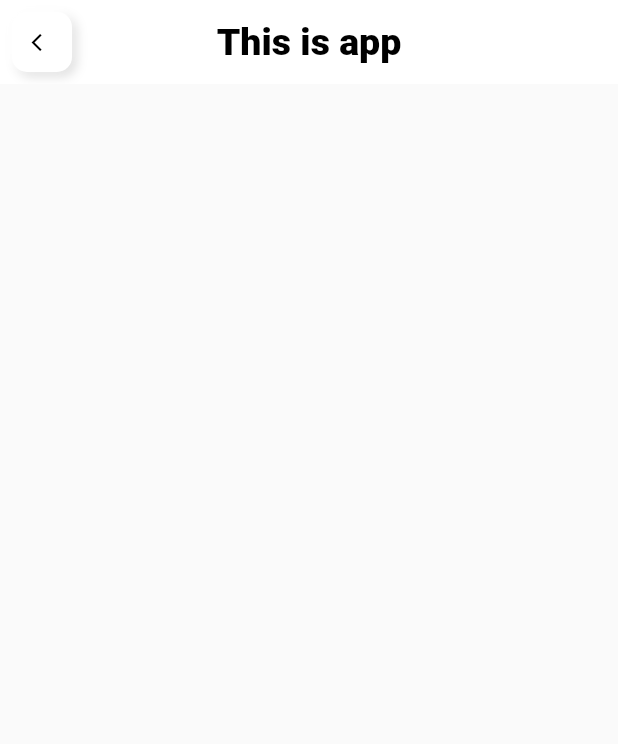
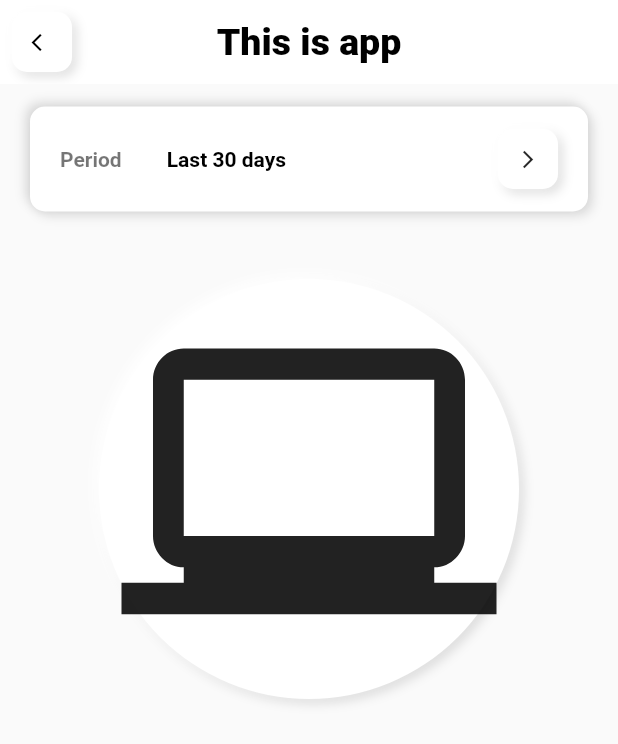
Before and after one commit to AnkushCodes/NeomorphicPractice, a Flutter app: the screen it shows after launch, on a phone screen of 412 x 824 dp. Shown: the top 744 px of the screen. Run offline on Flutter 3.47's test engine with Material 2 defaults, Android fonts, the phone set to English and light mode, and no system bars.

Commit message:
added design

```diff
--- a/lib/main.dart
+++ b/lib/main.dart
@@ -14,7 +14,22 @@ class _HomeState extends State<Home> {
       theme: ThemeData(
         appBarTheme: AppBarTheme(color: Colors.white)
       ),
-      home: Scaffold(
+      home: Design(),
+
+
+    );
+
+  }
+}
+
+class Design extends StatelessWidget {
+  const Design({
+    Key key,
+  }) : super(key: key);
+
+  @override
+  Widget build(BuildContext context) {
+    return Scaffold(
 
       appBar: AppBar(leading:Column(
         mainAxisAlignment: MainAxisAlignment.center,
@@ -56,11 +71,127 @@ class _HomeState extends State<Home> {
         fontWeight:FontWeight.w900)
         ),
         ),
+    body: ListView(
+      padding: EdgeInsets.symmetric(horizontal:20),
+      children: <Widget>[
+        Container(
+          height:100,
+          child:Column(
+            mainAxisAlignment: MainAxisAlignment.center,
+            crossAxisAlignment: CrossAxisAlignment.center,
+            children: <Widget>[
+              Container(
+                height:70,
+                width:MediaQuery.of(context).size.width,
+                decoration:BoxDecoration(
+                  borderRadius: BorderRadius.circular(10),
+                  color: Colors.white,
+                  boxShadow:[
+                    BoxShadow(
+                      offset:Offset(3,3),
+                      color:Colors.black12,
+                      blurRadius:5
+                    ),
+                  BoxShadow(
+                      offset:Offset(-3,-3),
+                      color:Colors.black12,
+                      blurRadius:5
+                    ),
+                  ]
+                ),
+                child: Padding(
+                  padding: EdgeInsets.symmetric(horizontal:20),
+                  child: Row(
+                    crossAxisAlignment: CrossAxisAlignment.center,
+                    mainAxisAlignment: MainAxisAlignment.spaceBetween,
+                    children: <Widget>[
+                      Row(
+                        crossAxisAlignment: CrossAxisAlignment.center,
+                        children: <Widget>[
+                          Text("Period",
+                          style:TextStyle(
+                            fontWeight:FontWeight.bold,
+                            color:Theme.of(context).textTheme.caption.color
+                          ),
+                          ),
+                          SizedBox(width: 30,),
+                          Text("Last 30 days",
+                          style:TextStyle(color: Colors.black,
+                          fontWeight: FontWeight.bold))
+                        ],
+                      ),
+                      Container(
+                        height: 40,
+                        width: 40,
+                        decoration: BoxDecoration(
+                          borderRadius: BorderRadius.circular(10),
+                          color:Colors.white,
+                          boxShadow: [
+                            BoxShadow(
+                            offset:Offset(3,3),
+                            color:Colors.black12,
+                            blurRadius: 5.0
+                          ),
+                          BoxShadow(
+                            offset:Offset(-3,-3),
+                            color:Colors.white,
+                            blurRadius: 5.0
+                          )
+                          ]
+                        ),
+                        child: Icon(Icons.arrow_forward_ios,
+                        size: 14,),
+                      )
+                    ],
+                  ),
 
                 ),
+              )
+            ],)
+        ),
+        SizedBox(height:20),
+        Container(
+          height:300,
+          child:Column(
+            mainAxisAlignment: MainAxisAlignment.center,
+            crossAxisAlignment: CrossAxisAlignment.center,
+            children: <Widget>[
+              Container(
+                height:280,
+                width:MediaQuery.of(context).size.width,
+                decoration: BoxDecoration(
+                  shape:BoxShape.circle,
+                  color:Colors.white,
+                   boxShadow: [
+                            BoxShadow(
+                            offset:Offset(3,3),
+                            color:Colors.black12,
+                            blurRadius: 5.0
+                          ),
+                          BoxShadow(
+                            offset:Offset(-3,-3),
+                            color:Colors.white,
+                            blurRadius: 5.0
+                          )
+                          ]
+                ),
+                child: Stack(
+                  children: <Widget>[
+                    Align(
+                      alignment: Alignment.center,
+                      child: Icon(Icons.laptop_windows,
+                      size:250,
+                      ),
+                    )
 
+                  ],
+                ),
+              )
 
+            ],)
+        )
+      ],
+    ),
     );
-
   }
 }
```
Lines whose indentation alone changed are shown as unchanged.
